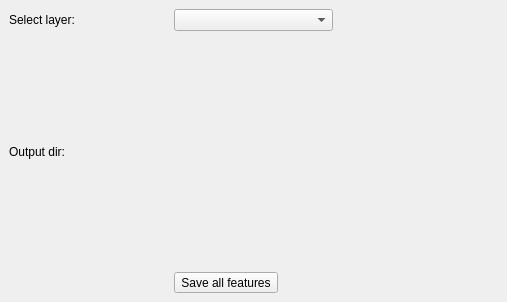
Before: the Qt Designer form src/save_views02/save_views_dockwidget_base.ui in GISMentors/qgis-plugins, drawn with Qt 5.
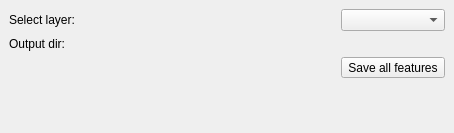
After: the same form once the commit is applied. Custom widgets are drawn as their Qt base class.

Patch:
```diff
--- a/src/save_views02/save_views_dockwidget_base.ui
+++ b/src/save_views02/save_views_dockwidget_base.ui
@@ -6,8 +6,8 @@
    <rect>
     <x>0</x>
     <y>0</y>
-    <width>507</width>
-    <height>302</height>
+    <width>454</width>
+    <height>133</height>
    </rect>
   </property>
   <property name="windowTitle">
@@ -15,6 +15,12 @@
   </property>
   <widget class="QWidget" name="dockWidgetContents">
    <layout class="QGridLayout" name="gridLayout">
+    <item row="0" column="2">
+     <widget class="QgsMapLayerComboBox" name="layers"/>
+    </item>
+    <item row="1" column="2">
+     <widget class="QgsFileWidget" name="output_dir"/>
+    </item>
     <item row="0" column="1">
      <widget class="QLabel" name="label_layers">
       <property name="text">
@@ -22,6 +28,19 @@
       </property>
      </widget>
     </item>
+    <item row="3" column="2">
+     <spacer name="verticalSpacer">
+      <property name="orientation">
+       <enum>Qt::Vertical</enum>
+      </property>
+      <property name="sizeHint" stdset="0">
+       <size>
+        <width>20</width>
+        <height>40</height>
+       </size>
+      </property>
+     </spacer>
+    </item>
     <item row="1" column="1">
      <widget class="QLabel" name="label_output">
       <property name="text">
@@ -29,13 +48,7 @@
       </property>
      </widget>
     </item>
-    <item row="1" column="2">
-     <widget class="QgsFileWidget" name="output_dir"/>
-    </item>
-    <item row="0" column="2">
-     <widget class="QgsMapLayerComboBox" name="layers"/>
-    </item>
-    <item row="2" column="2" colspan="2">
+    <item row="2" column="2">
      <widget class="QToolButton" name="submit">
       <property name="text">
        <string>Save all features</string>
```
